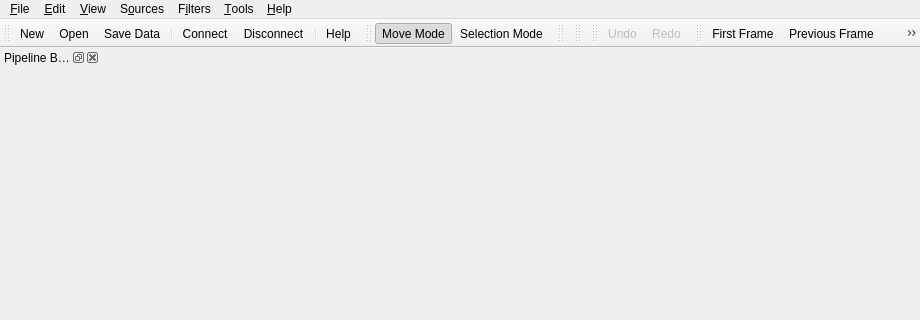
wildmichael/ParaView3-enhancements-old, file Applications/Client/MainWindow.ui: the form before one commit; both pictures show x 0 to 920 and y 0 to 320 of the 920 by 690 pixel window.
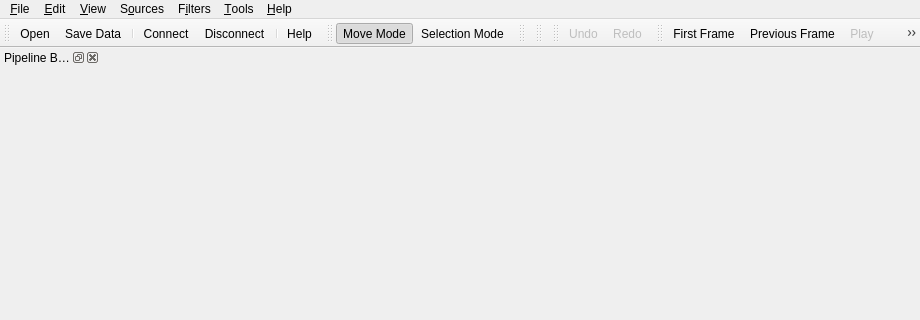
The form after the commit. Icons and pictures are not drawn.

What changed in the file:
```diff
--- a/Applications/Client/MainWindow.ui
+++ b/Applications/Client/MainWindow.ui
@@ -214,7 +214,6 @@
    <attribute name="toolBarArea" >
     <number>4</number>
    </attribute>
-   <addaction name="actionFileNew" />
    <addaction name="actionFileOpen" />
    <addaction name="actionFileSaveData" />
    <addaction name="separator" />
@@ -318,17 +317,6 @@
    <addaction name="actionVCRNextFrame" />
    <addaction name="actionVCRLastFrame" />
   </widget>
-  <action name="actionFileNew" >
-   <property name="icon" >
-    <iconset resource="../../Qt/Components/Resources/pqResources.qrc" >:/pqWidgets/Icons/pqNewProject22.png</iconset>
-   </property>
-   <property name="text" >
-    <string>&amp;New</string>
-   </property>
-   <property name="shortcut" >
-    <string>Ctrl+N</string>
-   </property>
-  </action>
   <action name="actionFileOpen" >
    <property name="icon" >
     <iconset resource="../../Qt/Components/Resources/pqResources.qrc" >:/pqWidgets/Icons/pqOpen22.png</iconset>
```
Left out of the diff: 52 changed lines with no effect on the pictures.
